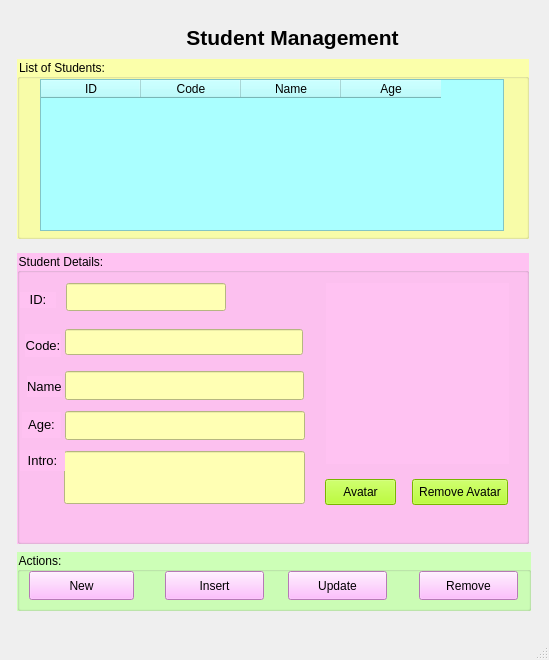
First picture: the form in StudentManagement/MainWindow.ui, repository HoangNhien19/ML_23416, before the edit.
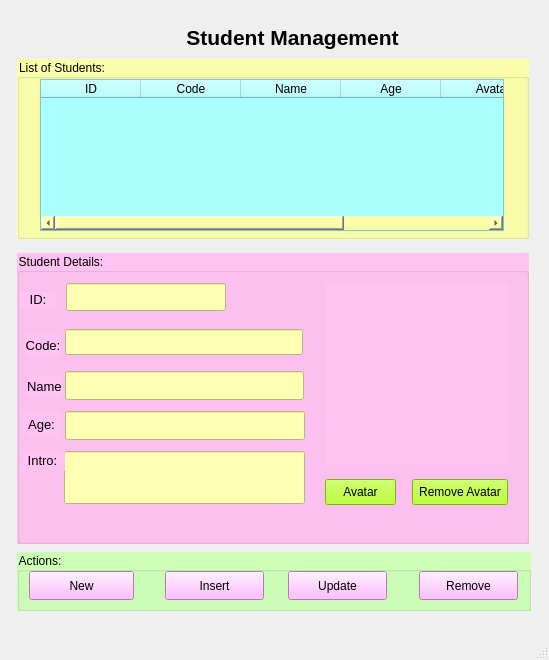
Second picture: the form after the edit. Icons and pictures are not drawn.

What changed in the file:
```diff
--- a/StudentManagement/MainWindow.ui
+++ b/StudentManagement/MainWindow.ui
@@ -74,6 +74,16 @@
        <string>Age</string>
       </property>
      </column>
+     <column>
+      <property name="text">
+       <string>Avata</string>
+      </property>
+     </column>
+     <column>
+      <property name="text">
+       <string>Intro</string>
+      </property>
+     </column>
     </widget>
    </widget>
    <widget class="QGroupBox" name="groupBox_2">
```
Left out of the diff: 6 changed lines with no effect on the pictures.
